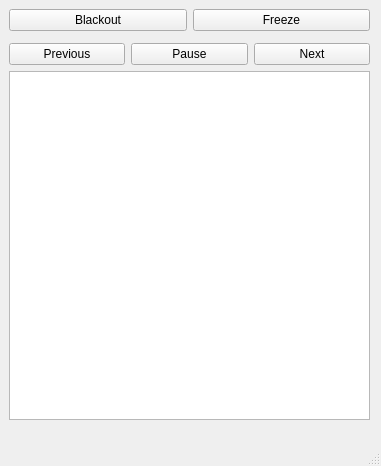
Above: ui/firemix.ui from Openlights/firemix before the change. Below: the same form after it.
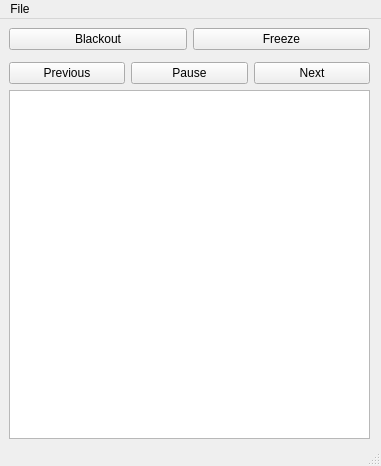
That is the form after the change.

Commit message: Add next/prev actions

```diff
--- a/ui/firemix.ui
+++ b/ui/firemix.ui
@@ -10,6 +10,12 @@
     <height>466</height>
    </rect>
   </property>
+  <property name="sizePolicy">
+   <sizepolicy hsizetype="Fixed" vsizetype="Fixed">
+    <horstretch>0</horstretch>
+    <verstretch>0</verstretch>
+   </sizepolicy>
+  </property>
   <property name="windowTitle">
    <string>FireMix</string>
   </property>
@@ -85,6 +91,15 @@
      <height>21</height>
     </rect>
    </property>
+   <widget class="QMenu" name="menuFile">
+    <property name="title">
+     <string>File</string>
+    </property>
+    <addaction name="action_file_load_scene"/>
+    <addaction name="action_file_reload_presets"/>
+    <addaction name="action_file_quit"/>
+   </widget>
+   <addaction name="menuFile"/>
   </widget>
   <widget class="QStatusBar" name="statusbar"/>
  </widget>
```
Left out of the diff: 21 changed lines with no effect on the pictures. The commit also changes 2 other files.
